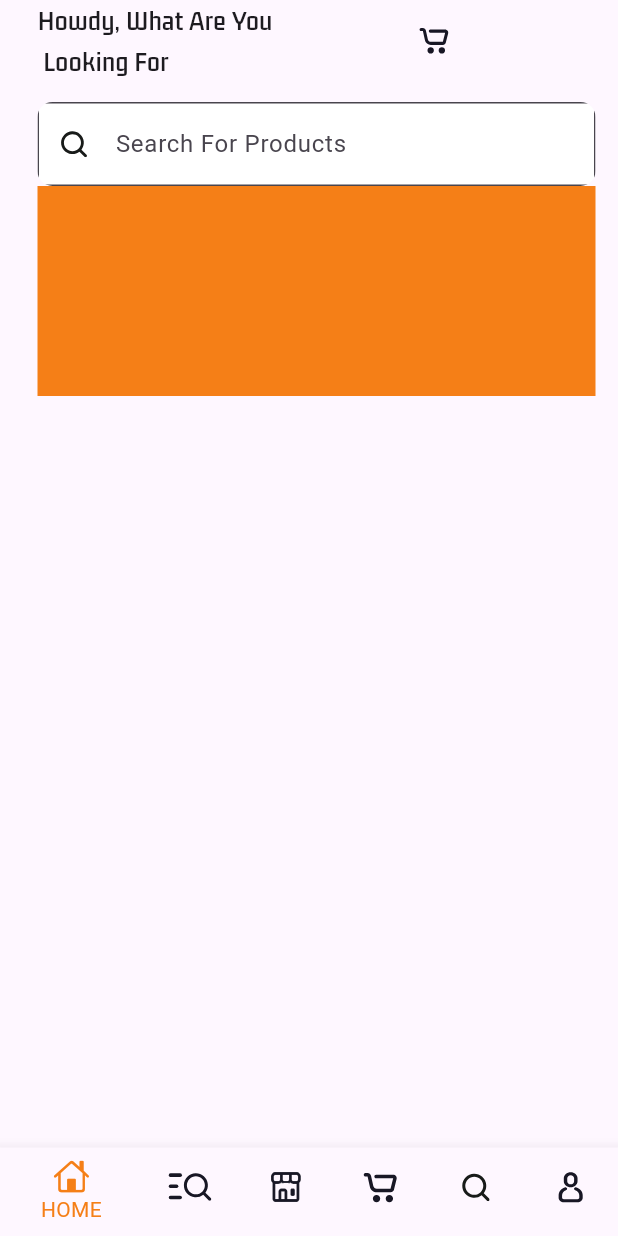
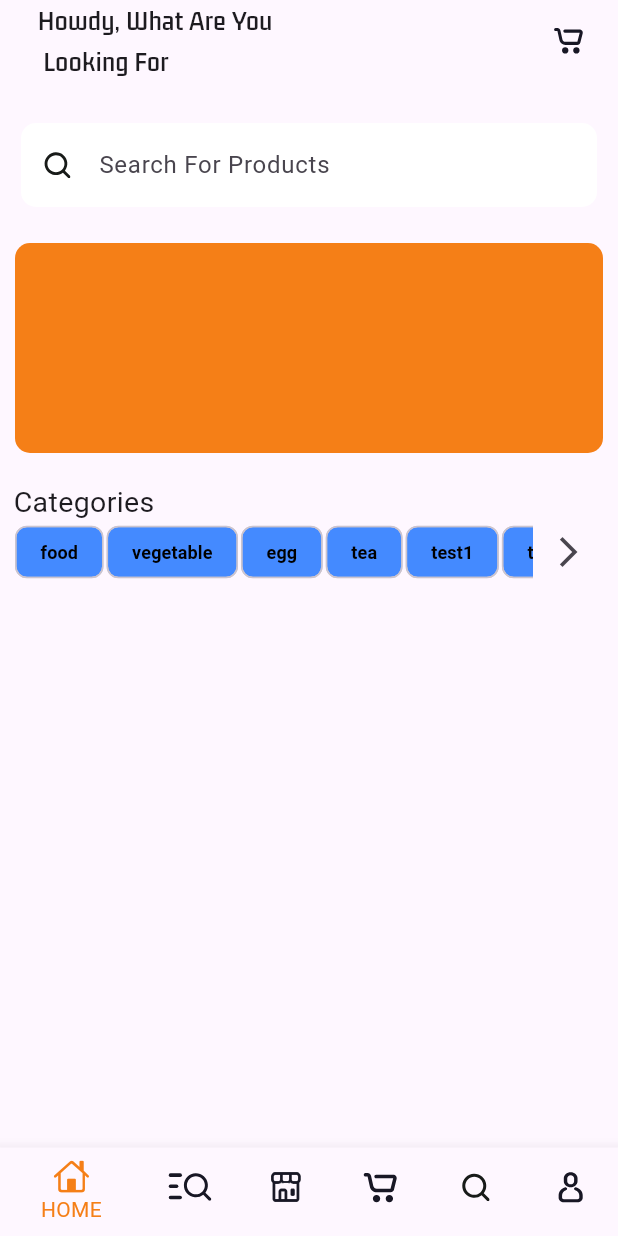
Before and after one commit to ChillBunny/app_store, a Flutter app: the screen it shows after launch, on a phone screen of 412 x 824 dp. Run offline on Flutter 3.47's test engine with Material 3 defaults, Android fonts, the phone set to English and light mode, and no system bars; our stand-ins replace cloud_firestore, firebase_core, flutter_svg; accounts and stored records are empty.

Commit message:
Stable_BWeb

```diff
--- a/lib/main.dart
+++ b/lib/main.dart
@@ -1,5 +1,4 @@
 import 'dart:io';
-
 import 'package:app_store/views/buyers/main_screen.dart';
 import 'package:firebase_core/firebase_core.dart';
 import 'package:flutter/material.dart';
@@ -7,7 +6,6 @@ import 'package:flutter/services.dart';
 
 void main() async {
   WidgetsFlutterBinding.ensureInitialized();
-
   Platform.isAndroid
       ? await Firebase.initializeApp(
           options: const FirebaseOptions(
@@ -16,7 +14,7 @@ void main() async {
               messagingSenderId: "65116904318",
               projectId: "store-f6c88",
               storageBucket: "gs://store-f6c88.appspot.com"),
-              )
+        )
       : await Firebase.initializeApp();
   runApp(const MyApp());
 }
--- a/lib/views/buyers/nav_screens/home_screen.dart
+++ b/lib/views/buyers/nav_screens/home_screen.dart
@@ -1,4 +1,5 @@
 import 'package:app_store/views/buyers/nav_screens/widgets/banner_widgets.dart';
+import 'package:app_store/views/buyers/nav_screens/widgets/category_text.dart';
 import 'package:app_store/views/buyers/nav_screens/widgets/search_input_widget.dart';
 import 'package:app_store/views/buyers/nav_screens/widgets/welcome_text_widget.dart';
 import 'package:flutter/cupertino.dart';
@@ -9,19 +10,17 @@ class HomeScreen extends StatelessWidget {
 
   @override
   Widget build(BuildContext context) {
-    return Padding(
-        padding: EdgeInsets.only(
-            top: MediaQuery.of(context).padding.top, left: 25, right: 15),
-        child: const Column(
-          children: [
-            WelcomeText(),
-            SizedBox(
-              height: 14,
-            ),
-            SearchInputWidget(),
-            BannerWidget(),
-          ],
-      )
+    return Column(
+      crossAxisAlignment: CrossAxisAlignment.start,
+      children: [
+        const WelcomeText(),
+        const SizedBox(
+          height: 14,
+        ),
+        const SearchInputWidget(),
+        const BannerWidget(),
+        CategoryText(),
+      ],
     );
   }
 }
--- a/lib/views/buyers/nav_screens/widgets/banner_widgets.dart
+++ b/lib/views/buyers/nav_screens/widgets/banner_widgets.dart
@@ -1,16 +1,54 @@
+import 'package:cloud_firestore/cloud_firestore.dart';
+import 'package:firebase_core/firebase_core.dart';
 import 'package:flutter/material.dart';
 
+class BannerWidget extends StatefulWidget {
+  const BannerWidget({super.key});
+  @override
+  State<BannerWidget> createState() => _BannerWidgetState();
+}
 
-class BannerWidget extends StatelessWidget {
-  const BannerWidget({super.key});
+class _BannerWidgetState extends State<BannerWidget> {
+  final FirebaseFirestore _firestore = FirebaseFirestore.instance;
+
+  final List _bannerImage = [];
+
+  getBanners() {
+    return _firestore
+        .collection('banners')
+        .get()
+        .then((QuerySnapshot querySnapshot) {
+      querySnapshot.docs.forEach((doc) {
+        setState(() {
+          _bannerImage.add(doc['image']);
+        });
+      });
+    });
+  }
+
+  @override
+  void initState() {
+    getBanners();
+    super.initState();
+  }
 
   @override
   Widget build(BuildContext context) {
-    return Container(
-      height: 140,
-      width: MediaQuery.of(context).size.width,
-      decoration: BoxDecoration(color: Colors.yellow.shade900),
-
+    return Padding(
+      padding: const EdgeInsets.all(10.0),
+      child: Container(
+        height: 140,
+        width: double.infinity,
+        decoration: BoxDecoration(
+            color: Colors.yellow.shade900,
+            borderRadius: BorderRadius.circular(10)),
+        child: PageView.builder(
+          itemCount: _bannerImage.length,
+          itemBuilder: (context, index) {
+            return Image.network(_bannerImage[index], fit: BoxFit.cover);
+          },
+        ),
+      ),
     );
   }
 }
--- /dev/null
+++ b/lib/views/buyers/nav_screens/widgets/category_text.dart
@@ -0,0 +1,58 @@
+import 'package:flutter/material.dart';
+
+class CategoryText extends StatelessWidget {
+  final List<String> _categorylable = [
+    'food',
+    'vegetable',
+    'egg',
+    'tea',
+    'test1',
+    'test2',
+    'test3'
+  ];
+
+  @override
+  Widget build(BuildContext context) {
+    return Padding(
+      padding: const EdgeInsets.all(9.0),
+      child: Column(
+        crossAxisAlignment: CrossAxisAlignment.start,
+        children: [
+          const Text(
+            'Categories',
+            style: TextStyle(fontSize: 19),
+          ),
+          Container(
+            height: 40,
+            child: Row(
+              children: [
+                Expanded(
+                    child: ListView.builder(
+                        scrollDirection: Axis.horizontal,
+                        itemCount: _categorylable.length,
+                        itemBuilder: ((context, index) {
+                          return Padding(
+                            padding: const EdgeInsets.all(1.0),
+                            child: ActionChip(
+                              backgroundColor: Colors.blueAccent,
+                              onPressed: () {},
+                              label: Text(
+                                _categorylable[index],
+                                style: const TextStyle(
+                                    color: Colors.black,
+                                    fontSize: 12,
+                                    fontWeight: FontWeight.bold),
+                              ),
+                            ),
+                          );
+                        }))),
+                IconButton(
+                    onPressed: () {}, icon: const Icon(Icons.arrow_forward_ios))
+              ],
+            ),
+          )
+        ],
+      ),
+    );
+  }
+}
--- a/lib/views/buyers/nav_screens/widgets/search_input_widget.dart
+++ b/lib/views/buyers/nav_screens/widgets/search_input_widget.dart
@@ -8,18 +8,23 @@ class SearchInputWidget extends StatelessWidget {
 
   @override
   Widget build(BuildContext context) {
-    return ClipRRect(
+    return Padding(
+      padding: const EdgeInsets.all(14.0),
+      child: ClipRRect(
         borderRadius: BorderRadius.circular(10),
-      child:  TextField(
+        child: TextField(
           decoration: InputDecoration(
               fillColor: Colors.white,
               filled: true,
               hintText: 'Search For Products',
-            border: const OutlineInputBorder(),
+              border: const OutlineInputBorder(borderSide: BorderSide.none),
               prefixIcon: Padding(
                 padding: const EdgeInsets.all(15.0),
-              child: SvgPicture.asset('assets/icons/search.svg',width: 10,),
-            )
+                child: SvgPicture.asset(
+                  'assets/icons/search.svg',
+                  width: 10,
+                ),
+              )),
         ),
       ),
     );
--- a/lib/views/buyers/nav_screens/widgets/welcome_text_widget.dart
+++ b/lib/views/buyers/nav_screens/widgets/welcome_text_widget.dart
@@ -1,4 +1,3 @@
-import 'package:app_store/views/buyers/nav_screens/widgets/search_input_widget.dart';
 import 'package:flutter/cupertino.dart';
 import 'package:flutter/material.dart';
 import 'package:flutter_svg/flutter_svg.dart';
@@ -10,7 +9,10 @@ class WelcomeText extends StatelessWidget {
 
   @override
   Widget build(BuildContext context) {
-    return Row(
+    return Padding(
+      padding: EdgeInsets.only(
+          top: MediaQuery.of(context).padding.top, left: 25, right: 15),
+      child: Row(
         mainAxisAlignment: MainAxisAlignment.spaceBetween,
         children: [
           const Text('Howdy, What Are You\n Looking For',
@@ -18,16 +20,15 @@ class WelcomeText extends StatelessWidget {
                   fontSize: 19,
                   fontWeight: FontWeight.bold,
                   fontFamily: 'Semi-Bold')),
-        Container(
+          Padding(
+            padding: const EdgeInsets.all(8.0),
             child: SvgPicture.asset(
               'assets/icons/cart.svg',
               width: 20,
             ),
           ),
-        const SizedBox(
-          height: 14,
+        ],
       ),
-      ],
     );
   }
 }
```
Also changed, not shown: lib/views/buyers/main_screen.dart (+6 -13 lines), 3 other files. Lines whose indentation alone changed are shown as unchanged.
